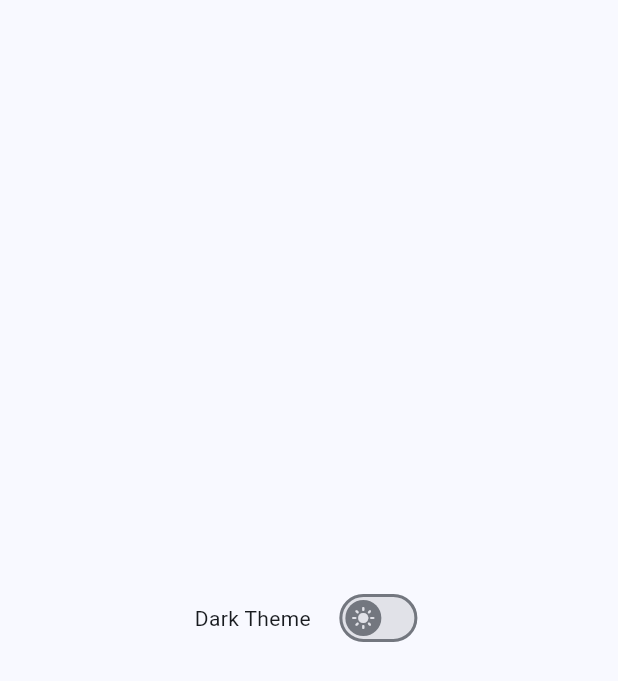
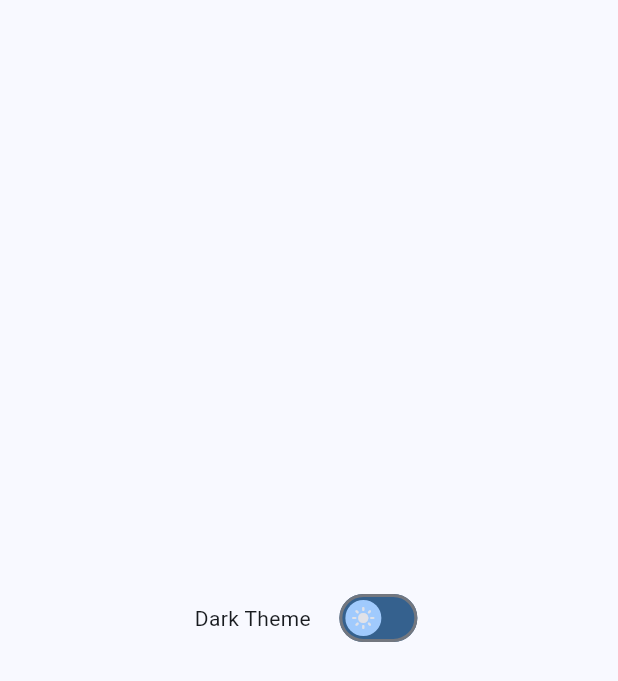
Before and after one commit to aerocyber/sitemarker, a Flutter app: the PageSettings widget shown alone on an empty page, opened directly, on a phone screen of 412 x 824 dp. Shown: the top 681 px of the screen. Run offline on Flutter 3.47's test engine with Material 3 defaults, Android fonts, the light colour scheme and no system bars; our stand-ins replace drift, logger, shared_preferences, sqlite3_flutter_libs, universal_io, validators; missing offline and left inert: receive_sharing_intent, sqlite3; accounts and stored records are empty; generated files the repository leaves out were written again.

Commit message:
Settings updates

```diff
--- a/sitemarker/lib/settings/settings.dart
+++ b/sitemarker/lib/settings/settings.dart
@@ -47,10 +47,12 @@ class _PageSettingsState extends State<PageSettings> {
                         }
                       });
                     },
-                    activeColor: Theme.of(context).colorScheme.tertiary,
-                    activeTrackColor:
-                        Theme.of(context).colorScheme.inverseSurface,
+                    inactiveThumbColor:
+                        Theme.of(context).colorScheme.inversePrimary,
+                    inactiveTrackColor: Theme.of(context).colorScheme.primary,
                     thumbIcon: themeIcon,
+                    activeColor: Theme.of(context).colorScheme.inversePrimary,
+                    activeTrackColor: Theme.of(context).colorScheme.primary,
                   );
                 },
               )
```
Also changed, not shown: sitemarker/lib/settings/settings_db.dart (+26 -0 lines).
